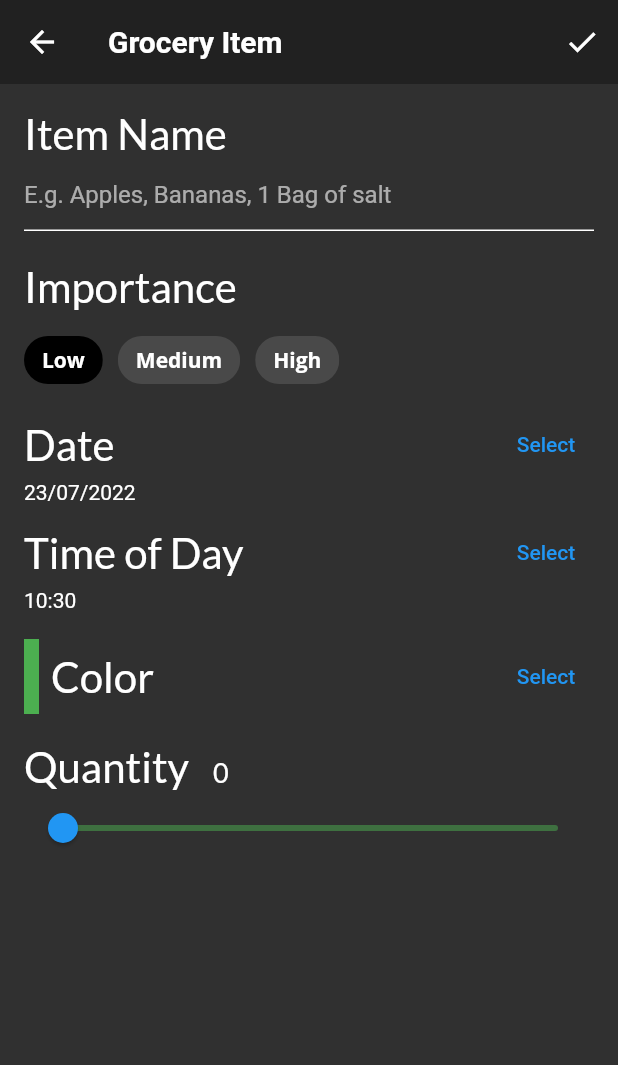
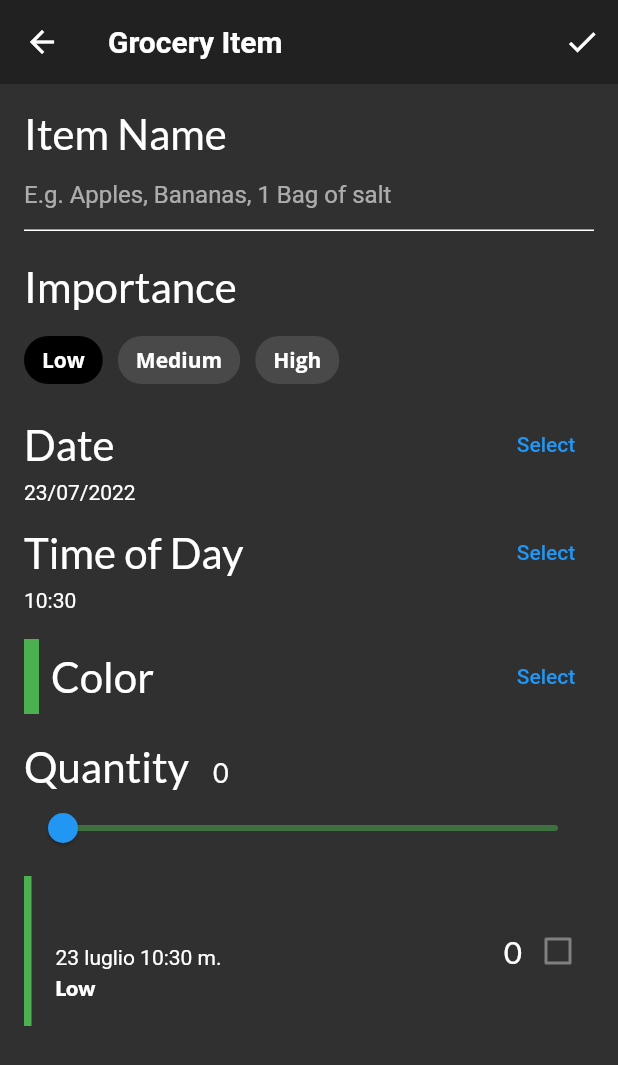
Before and after one commit to massimilianoporzio/fooderlich, a Flutter app: the screen it shows after launch, item 3 of the bottom bar chosen, after a tap on the "add" icon, on a phone screen of 412 x 824 dp. Shown: the top 1065 px of the screen. Run offline on Flutter 3.47's test engine with Material 2 defaults, Android fonts, the phone set to English and light mode, and no system bars; our stand-ins replace flutter_colorpicker, google_fonts; Roboto replaces fonts that are missing (Adamina).

Commit message:
Mostro anteprima item

```diff
--- /dev/null
+++ b/lib/components/grocery_tile.dart
@@ -0,0 +1,112 @@
+import 'package:flutter/material.dart';
+
+import 'package:google_fonts/google_fonts.dart';
+import 'package:intl/intl.dart';
+import 'package:fooderlich/models/models.dart';
+
+class GroceryTile extends StatelessWidget {
+  final GroceryItem item;
+  final Function(bool?)? onComplete;
+
+  final TextDecoration textDecoration;
+
+  GroceryTile({
+    Key? key,
+    required this.item,
+    this.onComplete,
+  })  : textDecoration =
+            item.isComplete ? TextDecoration.lineThrough : TextDecoration.none,
+        super(key: key);
+
+  @override
+  Widget build(BuildContext context) {
+    return SizedBox(
+        height: 100.0,
+        child:
+            Row(mainAxisAlignment: MainAxisAlignment.spaceBetween, children: [
+          Row(
+            children: [
+              Container(
+                width: 5.0,
+                color: item.color,
+              ),
+              SizedBox(width: 16.0),
+              Column(
+                crossAxisAlignment: CrossAxisAlignment.start,
+                mainAxisAlignment: MainAxisAlignment.center,
+                children: [
+                  Text(
+                    item.name,
+                    style: GoogleFonts.roboto(
+                      fontSize: 21.0,
+                      fontWeight: FontWeight.bold,
+                      decoration: textDecoration,
+                    ),
+                  ),
+                  const SizedBox(height: 4.0),
+                  buildDate(),
+                  const SizedBox(height: 4.0),
+                  buildImportance()
+                ],
+              )
+            ],
+          ),
+          Row(
+            children: [
+              Text(
+                item.quantity.toString(),
+                style: GoogleFonts.lato(
+                  decoration: textDecoration,
+                  fontSize: 21.0,
+                ),
+              ),
+              buildCheckbox()
+            ],
+          ),
+        ]));
+  }
+
+  // TODO: Add BuildImportance()
+  Widget buildImportance() {
+    if (item.importance == Importance.low) {
+      return Text(
+        "Low",
+        style: GoogleFonts.lato(
+            fontWeight: FontWeight.w800, decoration: textDecoration),
+      );
+    } else if (item.importance == Importance.medium) {
+      return Text(
+        "Medium",
+        style: GoogleFonts.lato(
+            fontWeight: FontWeight.w800, decoration: textDecoration),
+      );
+    } else if (item.importance == Importance.high) {
+      return Text(
+        "High",
+        style: GoogleFonts.lato(
+            fontWeight: FontWeight.w800, decoration: textDecoration),
+      );
+    } else {
+      throw Exception("Importance not recognized");
+    }
+  }
+
+  // TODO: Add buildDate()
+  Widget buildDate() {
+    final dateFormatter = DateFormat('dd MMMM h:mm a', "it-IT");
+    final dateString = dateFormatter.format(item.date);
+    return Text(
+      dateString,
+      style: TextStyle(decoration: textDecoration),
+    );
+  }
+
+  Widget buildCheckbox() {
+    return Checkbox(
+// 1
+      value: item.isComplete,
+// 2
+      onChanged: onComplete,
+    );
+  }
+}
--- a/lib/screens/grocery_item_screen.dart
+++ b/lib/screens/grocery_item_screen.dart
@@ -1,4 +1,5 @@
 import 'package:flutter/material.dart';
+import 'package:fooderlich/components/grocery_tile.dart';
 import 'package:google_fonts/google_fonts.dart';
 import 'package:flutter_colorpicker/flutter_colorpicker.dart';
 import 'package:intl/intl.dart';
@@ -65,8 +66,21 @@ class _GroceryItemScreenState extends State<GroceryItemScreen> {
             buildColorPicker(context),
             const SizedBox(height: 10.0),
             buildQuantityField(),
-
-            // TODO: 19: Add Grocery Tile
+            GroceryTile(
+                item: GroceryItem(
+              id: 'previewMode',
+              name: _name,
+              importance: _importance,
+              quantity: _currentSliderValue,
+              color: _currentColor,
+              date: DateTime(
+                _dueDate.year,
+                _dueDate.month,
+                _dueDate.day,
+                _timeOfDay.hour,
+                _timeOfDay.minute,
+              ),
+            ))
           ],
         ),
       ),
```
